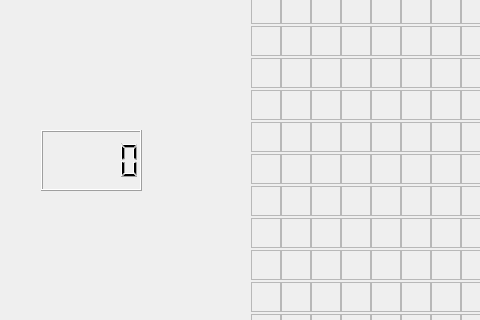
Qt form src/mainwindow.ui (NoNormalCreeper/tetris_hw_gui) before a commit; both pictures show x 0 to 480 and y 141 to 461 of the 800 by 800 pixel window.
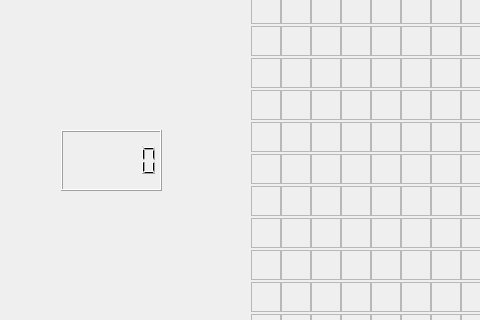
The same form after that commit.

Diff of the .ui file:
```diff
--- a/src/mainwindow.ui
+++ b/src/mainwindow.ui
@@ -94,14 +94,20 @@
      <widget class="QLCDNumber" name="scoreNumber">
       <property name="geometry">
        <rect>
-        <x>30</x>
+        <x>50</x>
         <y>260</y>
         <width>101</width>
         <height>61</height>
        </rect>
       </property>
+      <property name="digitCount">
+       <number>6</number>
+      </property>
+      <property name="segmentStyle">
+       <enum>QLCDNumber::SegmentStyle::Filled</enum>
+      </property>
      </widget>
-     <widget class="QWidget" name="">
+     <widget class="QWidget" name="layoutWidget">
       <property name="geometry">
        <rect>
         <x>240</x>
```
